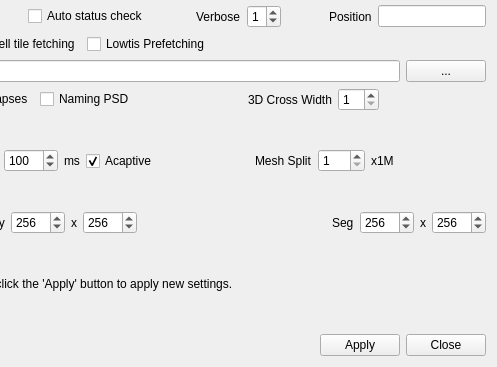
Above: neurolabi/gui/dialogs/flyemsettingdialog.ui from janelia-flyem/NeuTu before the change; both pictures show x 100 to 597 and y 118 to 485 of the 597 by 485 pixel window. Below: the same form after it.
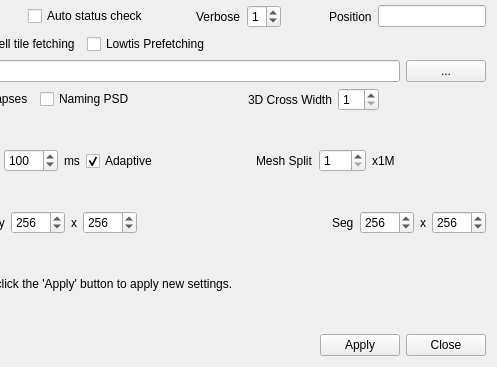
That is the form after the change.

What changed in the file:
```diff
--- a/neurolabi/gui/dialogs/flyemsettingdialog.ui
+++ b/neurolabi/gui/dialogs/flyemsettingdialog.ui
@@ -377,7 +377,7 @@
      <item>
       <widget class="QCheckBox" name="scollCooldownAdaptiveCheckBox">
        <property name="text">
-        <string>Acaptive</string>
+        <string>Adaptive</string>
        </property>
        <property name="checked">
         <bool>true</bool>
```
